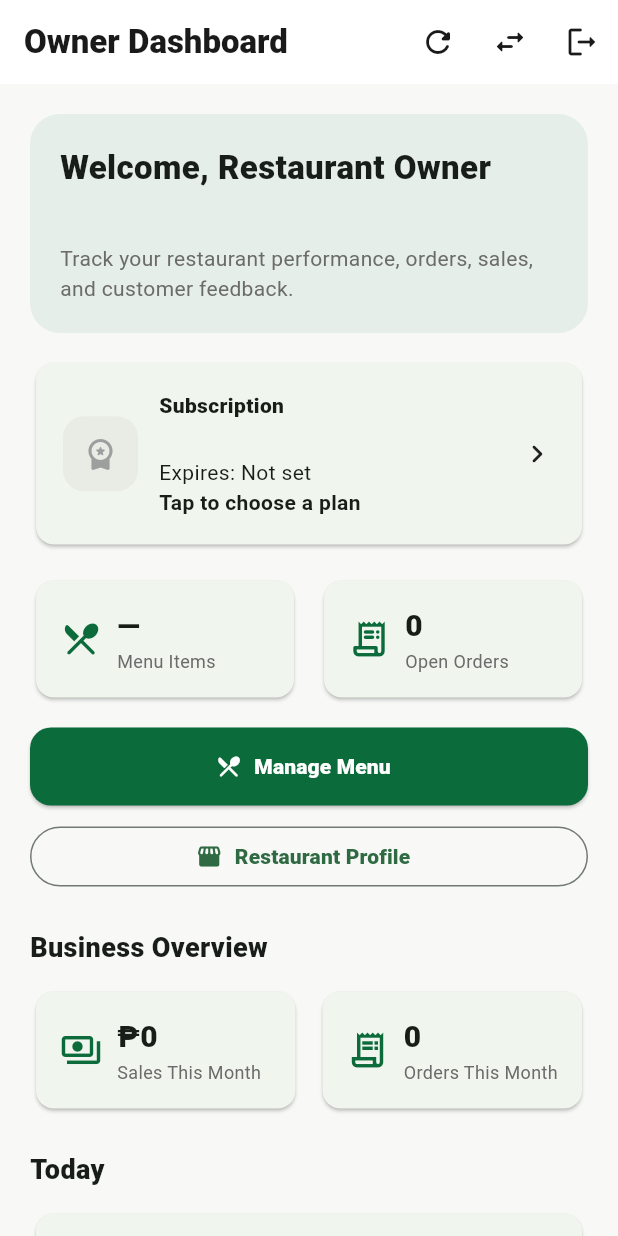
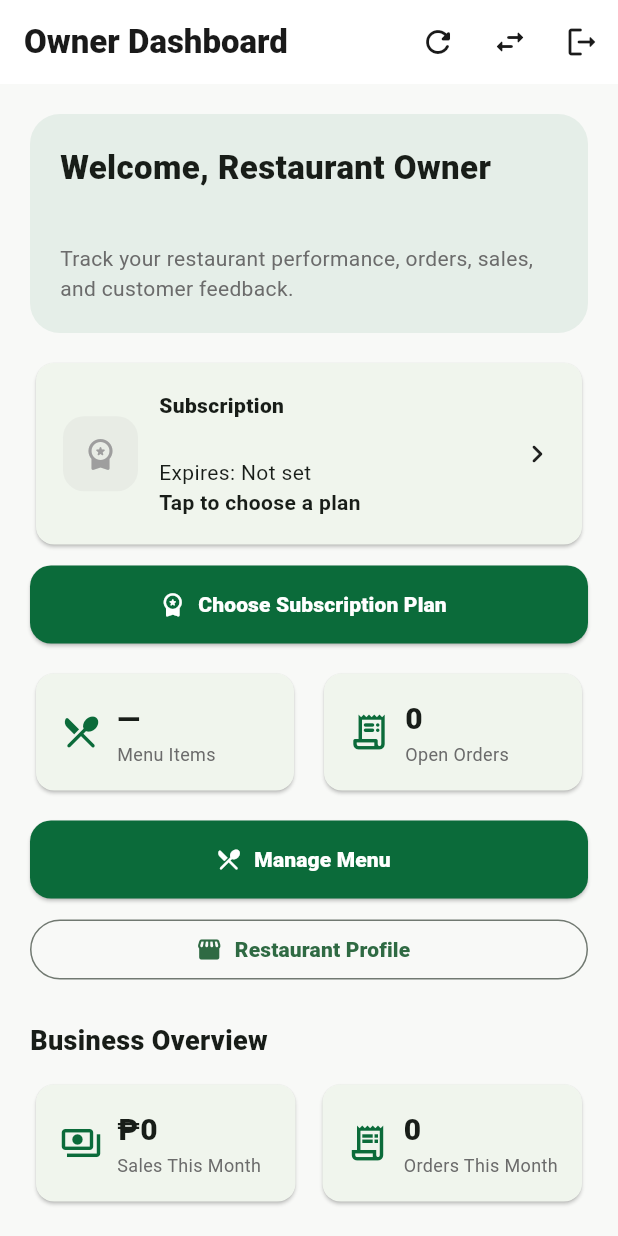
Before and after one commit to royalguard14/HalalFood, a Flutter app: the OwnerDashboardScreen screen opened directly with empty values, on a phone screen of 412 x 824 dp. Run offline on Flutter 3.47's test engine with Material 3 defaults, Android fonts, the phone set to English and light mode, and no system bars; our stand-ins replace flutter_dotenv, geolocator, supabase_flutter; accounts and stored records are empty.

Commit message:
feat: add owner subscription navigation

```diff
--- a/lib/features/owner/screens/owner_dashboard_screen.dart
+++ b/lib/features/owner/screens/owner_dashboard_screen.dart
@@ -5,6 +5,7 @@ import 'owner_menu_management_screen.dart';
 import 'owner_order_details_screen.dart';
 import 'owner_restaurant_profile_screen.dart';
 import 'owner_restaurant_selection_screen.dart';
+import 'owner_subscribe_screen.dart';
 import 'owner_subscription_management_screen.dart';
 import '../../auth/screens/login_screen.dart';
 import '../../../app/theme.dart';
@@ -273,6 +274,25 @@ class _OwnerDashboardScreenState extends State<OwnerDashboardScreen> {
         _buildWelcomeCard(),
         const SizedBox(height: 16),
         _buildSubscriptionCard(),
+        const SizedBox(height: 10),
+        SizedBox(
+          width: double.infinity,
+          child: ElevatedButton.icon(
+            onPressed: () async {
+              await Navigator.of(context).push(
+                MaterialPageRoute(
+                  builder: (_) => OwnerSubscribeScreen(
+                    restaurantId: widget.restaurantId,
+                    restaurantName: _restaurantName,
+                  ),
+                ),
+              );
+              if (mounted) await _refreshSubscription();
+            },
+            icon: const Icon(Icons.workspace_premium_rounded),
+            label: Text(_subscriptionStatus == 'active' ? 'Manage Subscription' : 'Choose Subscription Plan', style: const TextStyle(fontWeight: FontWeight.w800)),
+          ),
+        ),
         const SizedBox(height: 16),
         Row(
           children: [
```
Also changed, not shown: 1 other file.
